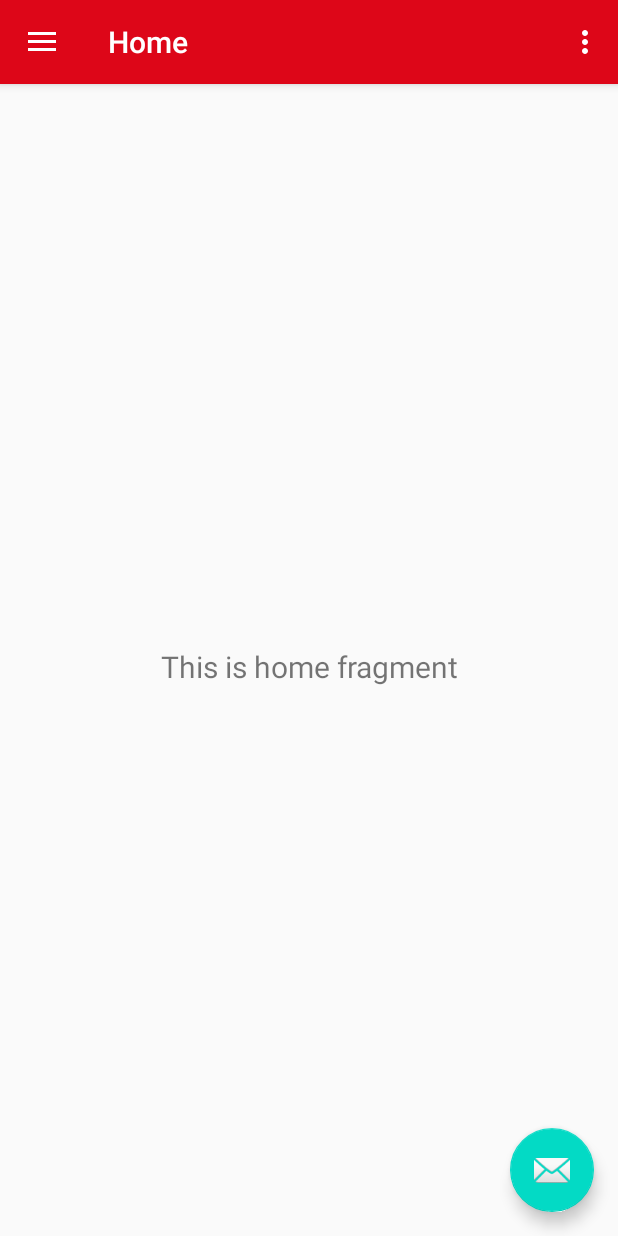
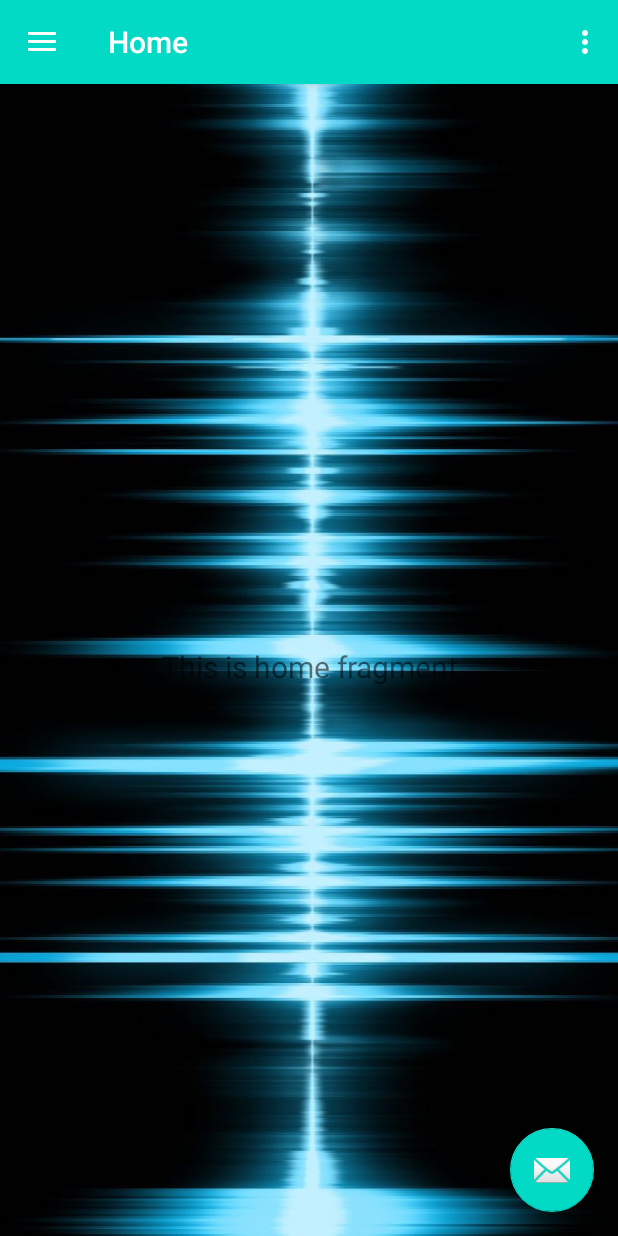
Before and after one commit to RClement5700/Yssa, an Android app: the screen it shows after launch (ManagementConsoleActivity), after a tap on "LOGIN", on a phone screen of 412 x 824 dp. Run offline under Robolectric (Android 15) with nearby library versions, the phone set to English and light mode, and no system bars; our stand-ins replace navigation-ui.

Commit message:
Update: change background of ManagementConsoleActivity

```diff
--- a/app/src/main/java/crysalis/example/yssa/ui/console/schematic/SchematicViewModel.java
+++ b/app/src/main/java/crysalis/example/yssa/ui/managementconsole/assignments/AssignmentsViewModel.java
@@ -1,14 +1,14 @@
-package crysalis.example.yssa.ui.console.schematic;
+package crysalis.example.yssa.ui.managementconsole.assignments;
 
 import androidx.lifecycle.LiveData;
 import androidx.lifecycle.MutableLiveData;
 import androidx.lifecycle.ViewModel;
 
-public class SchematicViewModel extends ViewModel {
+public class AssignmentsViewModel extends ViewModel {
 
     private MutableLiveData<String> mText;
 
-    public SchematicViewModel() {
+    public AssignmentsViewModel() {
         mText = new MutableLiveData<>();
         mText.setValue("This is gallery fragment");
     }
--- a/app/src/main/java/crysalis/example/yssa/ui/console/myaccount/MyAccountFragment.java
+++ b/app/src/main/java/crysalis/example/yssa/ui/managementconsole/messenger/MessengerFragment.java
@@ -1,4 +1,4 @@
-package crysalis.example.yssa.ui.console.myaccount;
+package crysalis.example.yssa.ui.managementconsole.messenger;
 
 import android.os.Bundle;
 import android.view.LayoutInflater;
@@ -14,18 +14,19 @@ import androidx.lifecycle.ViewModelProvider;
 
 import crysalis.example.yssa.R;
 
-public class MyAccountFragment extends Fragment {
 
-    private MyAccountViewModel myAccountViewModel;
+public class MessengerFragment extends Fragment {
+
+    private MessengerViewModel messengerViewModel;
 
     public View onCreateView(@NonNull LayoutInflater inflater,
                              ViewGroup container, Bundle savedInstanceState) {
         ViewModelProvider viewModelProvider = new ViewModelProvider(this);
-        myAccountViewModel =
-                viewModelProvider.get(MyAccountViewModel.class);
-        View root = inflater.inflate(R.layout.fragment_my_account, container, false);
-        final TextView textView = root.findViewById(R.id.text_home);
-        myAccountViewModel.getText().observe(getViewLifecycleOwner(), new Observer<String>() {
+        messengerViewModel =
+                viewModelProvider.get(MessengerViewModel.class);
+        View root = inflater.inflate(R.layout.fragment_messenger, container, false);
+        final TextView textView = root.findViewById(R.id.text_slideshow);
+        messengerViewModel.getText().observe(getViewLifecycleOwner(), new Observer<String>() {
             @Override
             public void onChanged(@Nullable String s) {
                 textView.setText(s);
--- a/app/src/main/java/crysalis/example/yssa/ui/console/manageassociates/ManageAssociatesFragment.java
+++ b/app/src/main/java/crysalis/example/yssa/ui/managementconsole/myaccount/MyAccountFragment.java
@@ -1,4 +1,4 @@
-package crysalis.example.yssa.ui.console.manageassociates;
+package crysalis.example.yssa.ui.managementconsole.myaccount;
 
 import android.os.Bundle;
 import android.view.LayoutInflater;
@@ -14,18 +14,18 @@ import androidx.lifecycle.ViewModelProvider;
 
 import crysalis.example.yssa.R;
 
-public class ManageAssociatesFragment extends Fragment {
+public class MyAccountFragment extends Fragment {
 
-    private ManageAssociatesViewModel manageAssociatesViewModel;
+    private MyAccountViewModel myAccountViewModel;
 
     public View onCreateView(@NonNull LayoutInflater inflater,
                              ViewGroup container, Bundle savedInstanceState) {
         ViewModelProvider viewModelProvider = new ViewModelProvider(this);
-        manageAssociatesViewModel =
-                viewModelProvider.get(ManageAssociatesViewModel.class);
-        View root = inflater.inflate(R.layout.fragment_manage_associates, container, false);
-        final TextView textView = root.findViewById(R.id.text_gallery);
-        manageAssociatesViewModel.getText().observe(getViewLifecycleOwner(), new Observer<String>() {
+        myAccountViewModel =
+                viewModelProvider.get(MyAccountViewModel.class);
+        View root = inflater.inflate(R.layout.fragment_my_account, container, false);
+        final TextView textView = root.findViewById(R.id.text_home);
+        myAccountViewModel.getText().observe(getViewLifecycleOwner(), new Observer<String>() {
             @Override
             public void onChanged(@Nullable String s) {
                 textView.setText(s);
--- a/app/src/main/java/crysalis/example/yssa/ui/console/assignments/AssignmentsViewModel.java
+++ b/app/src/main/java/crysalis/example/yssa/ui/managementconsole/schematic/SchematicViewModel.java
@@ -1,14 +1,14 @@
-package crysalis.example.yssa.ui.console.assignments;
+package crysalis.example.yssa.ui.managementconsole.schematic;
 
 import androidx.lifecycle.LiveData;
 import androidx.lifecycle.MutableLiveData;
 import androidx.lifecycle.ViewModel;
 
-public class AssignmentsViewModel extends ViewModel {
+public class SchematicViewModel extends ViewModel {
 
     private MutableLiveData<String> mText;
 
-    public AssignmentsViewModel() {
+    public SchematicViewModel() {
         mText = new MutableLiveData<>();
         mText.setValue("This is gallery fragment");
     }
--- a/app/src/main/res/layout/activity_management_console.xml
+++ b/app/src/main/res/layout/activity_management_console.xml
@@ -7,6 +7,7 @@
     android:layout_width="match_parent"
     android:layout_height="match_parent"
     android:fitsSystemWindows="true"
+    android:background="@drawable/bluesoundwave"
     tools:openDrawer="start">
 
     <include
--- a/app/src/main/res/layout/fragment_assignments.xml
+++ b/app/src/main/res/layout/fragment_assignments.xml
@@ -3,7 +3,7 @@
     xmlns:tools="http://schemas.android.com/tools"
     android:layout_width="match_parent"
     android:layout_height="match_parent"
-    tools:context=".ui.console.assignments.AssignmentsFragment"
+    tools:context=".ui.managementconsole.assignments.AssignmentsFragment"
     >
 
     <TextView
--- a/app/src/main/res/layout/fragment_my_account.xml
+++ b/app/src/main/res/layout/fragment_my_account.xml
@@ -4,7 +4,7 @@
     xmlns:tools="http://schemas.android.com/tools"
     android:layout_width="match_parent"
     android:layout_height="match_parent"
-    tools:context=".ui.console.myaccount.MyAccountFragment"
+    tools:context=".ui.managementconsole.myaccount.MyAccountFragment"
     >
 
     <TextView
--- a/app/src/main/res/layout/fragment_schematic.xml
+++ b/app/src/main/res/layout/fragment_schematic.xml
@@ -3,7 +3,7 @@ xmlns:app="http://schemas.android.com/apk/res-auto"
 xmlns:tools="http://schemas.android.com/tools"
 android:layout_width="match_parent"
 android:layout_height="match_parent"
-tools:context=".ui.console.schematic.SchematicFragment"
+tools:context=".ui.managementconsole.schematic.SchematicFragment"
     >
 
 <TextView
--- a/app/src/main/res/navigation/mobile_navigation.xml
+++ b/app/src/main/res/navigation/mobile_navigation.xml
@@ -7,30 +7,30 @@
 
     <fragment
         android:id="@+id/my_account"
-        android:name="crysalis.example.yssa.ui.console.myaccount.MyAccountFragment"
+        android:name="crysalis.example.yssa.ui.managementconsole.myaccount.MyAccountFragment"
         android:label="@string/menu_home"
         tools:layout="@layout/fragment_my_account" />
 
     <fragment
         android:id="@+id/manage_associates"
-        android:name="crysalis.example.yssa.ui.console.manageassociates.ManageAssociatesFragment"
+        android:name="crysalis.example.yssa.ui.managementconsole.manageassociates.ManageAssociatesFragment"
         android:label="@string/menu_gallery"
         tools:layout="@layout/fragment_manage_associates" />
 
     <fragment
         android:id="@+id/messenger"
-        android:name="crysalis.example.yssa.ui.console.messenger.MessengerFragment"
+        android:name="crysalis.example.yssa.ui.managementconsole.messenger.MessengerFragment"
         android:label="@string/menu_slideshow"
         tools:layout="@layout/fragment_messenger" />
 
     <fragment
         android:id="@+id/schematic"
-        android:name="crysalis.example.yssa.ui.console.schematic.SchematicFragment"
+        android:name="crysalis.example.yssa.ui.managementconsole.schematic.SchematicFragment"
         android:label="@string/menu_slideshow"
         tools:layout="@layout/fragment_schematic" />
     <fragment
         android:id="@+id/assignments"
-        android:name="crysalis.example.yssa.ui.console.assignments.AssignmentsFragment"
+        android:name="crysalis.example.yssa.ui.managementconsole.assignments.AssignmentsFragment"
         android:label="@string/menu_slideshow"
         tools:layout="@layout/fragment_assignments" />
 </navigation>
--- a/app/src/main/res/values/colors.xml
+++ b/app/src/main/res/values/colors.xml
@@ -1,7 +1,7 @@
 <?xml version="1.0" encoding="utf-8"?>
 <resources>
-    <color name="colorPrimary">#DD0618</color>
-    <color name="colorPrimaryDark">#23B629</color>
+    <color name="colorPrimary">#03DAC5</color>
+    <color name="colorPrimaryDark">#09D811</color>
     <color name="colorAccent">#03DAC5</color>
     <color name="offWhiteTrans">#80DDD8AD</color>
     <color name="offWhite">#DDD8AD</color>
```
Also changed, not shown: app/src/main/java/crysalis/example/yssa/ui/managementconsole/assignments/AssignmentsFragment.java (renamed from app/src/main/java/crysalis/example/yssa/ui/console/schematic/SchematicFragment.java, +9 -9 lines), app/src/main/java/crysalis/example/yssa/ui/managementconsole/manageassociates/ManageAssociatesFragment.java (renamed from app/src/main/java/crysalis/example/yssa/ui/console/messenger/MessengerFragment.java, +8 -9 lines), app/src/main/java/crysalis/example/yssa/ui/managementconsole/manageassociates/ManageAssociatesViewModel.java (renamed from app/src/main/java/crysalis/example/yssa/ui/console/myaccount/MyAccountViewModel.java, +4 -4 lines), app/src/main/java/crysalis/example/yssa/ui/managementconsole/messenger/MessengerViewModel.java (renamed from app/src/main/java/crysalis/example/yssa/ui/console/manageassociates/ManageAssociatesViewModel.java, +4 -4 lines), app/src/main/java/crysalis/example/yssa/ui/managementconsole/myaccount/MyAccountViewModel.java (renamed from app/src/main/java/crysalis/example/yssa/ui/console/messenger/MessengerViewModel.java, +4 -4 lines), app/src/main/java/crysalis/example/yssa/ui/managementconsole/schematic/SchematicFragment.java (renamed from app/src/main/java/crysalis/example/yssa/ui/console/assignments/AssignmentsFragment.java, +9 -9 lines), app/src/main/res/drawable/bluesoundwave.jpg (added).
